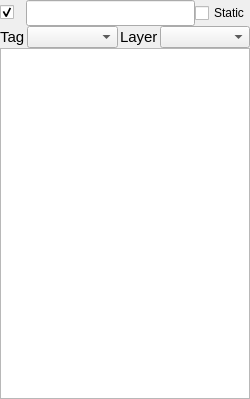
This is Engine/Source/Editor/GameObjectInspector.ui in yushroom/FishEngine as Qt 5 draws it before an edit. The edited form follows.
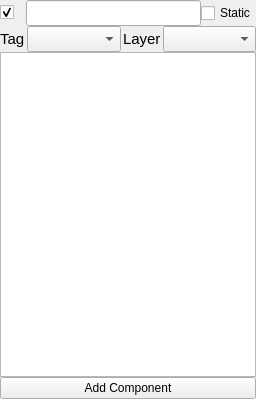
This is the edited form.

Commit message: add new parm: worldPositionStays in  Transform::SetParent. update Rigidbody::Start and Collider::Start GameObject::GetComponent<T> now may return subclass.

Patch:
```diff
--- a/Engine/Source/Editor/GameObjectInspector.ui
+++ b/Engine/Source/Editor/GameObjectInspector.ui
@@ -6,19 +6,10 @@
    <rect>
     <x>0</x>
     <y>0</y>
-    <width>250</width>
+    <width>256</width>
     <height>399</height>
    </rect>
   </property>
-  <property name="minimumSize">
-   <size>
-    <width>250</width>
-    <height>250</height>
-   </size>
-  </property>
-  <property name="windowTitle">
-   <string>Form</string>
-  </property>
   <layout class="QVBoxLayout" name="verticalLayout_2">
    <property name="spacing">
     <number>0</number>
@@ -109,7 +100,13 @@
         </widget>
        </item>
        <item>
-        <widget class="QComboBox" name="tag"/>
+        <widget class="QComboBox" name="tag">
+         <property name="font">
+          <font>
+           <pointsize>11</pointsize>
+          </font>
+         </property>
+        </widget>
        </item>
        <item>
         <widget class="QLabel" name="layerLabel">
@@ -124,7 +121,13 @@
         </widget>
        </item>
        <item>
-        <widget class="QComboBox" name="layer"/>
+        <widget class="QComboBox" name="layer">
+         <property name="font">
+          <font>
+           <pointsize>11</pointsize>
+          </font>
+         </property>
+        </widget>
        </item>
       </layout>
      </item>
@@ -148,6 +151,20 @@
      </column>
     </widget>
    </item>
+   <item>
+    <layout class="QVBoxLayout" name="verticalLayout">
+     <item>
+      <widget class="QPushButton" name="addComponentButton">
+       <property name="enabled">
+        <bool>true</bool>
+       </property>
+       <property name="text">
+        <string>Add Component</string>
+       </property>
+      </widget>
+     </item>
+    </layout>
+   </item>
   </layout>
  </widget>
  <resources/>
```
The commit also changes 77 other files.
